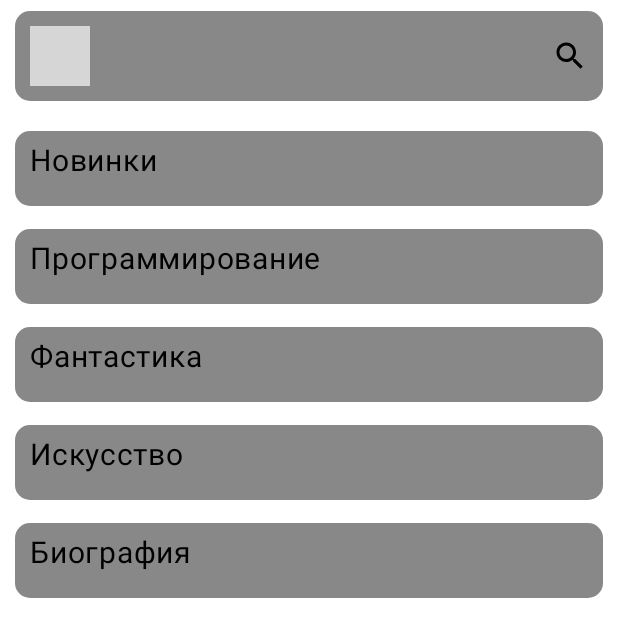
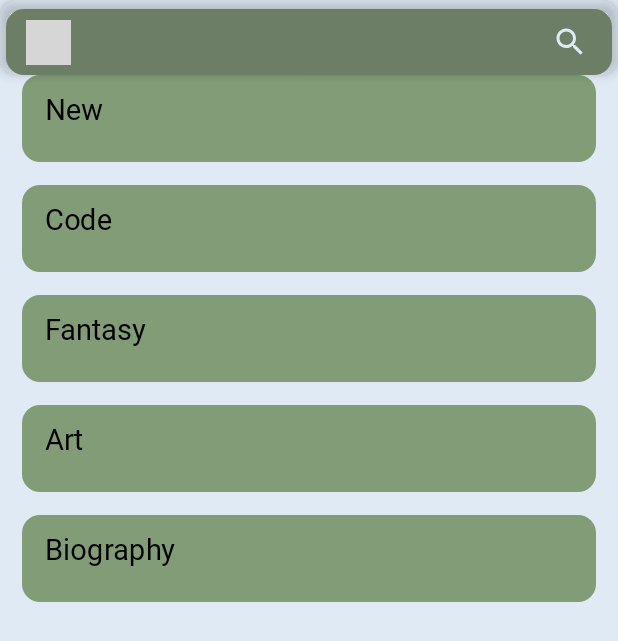
Before and after one commit to klyushkin17/eBook-library-app, an Android app built with Jetpack Compose: the MainScreen screen opened through its navigation route, on a phone screen of 412 x 824 dp. Shown: the top 641 px of the screen. Run offline under Robolectric (Android 15) with nearby library versions, the light colour scheme and no system bars; our stand-ins replace Dagger/Hilt's generated code, Firebase (no records; nobody signed in at launch, a user with empty details on screens opened directly); pictures from the network do not load; Roboto replaces fonts that are not available here; 5 statements that could not run were skipped; grey boxes are pictures that could not be loaded.

Commit message:
Update MainScree UI

```diff
--- a/app/src/main/java/com/example/e_book_libruary_app/presentation/main/MainScreen.kt
+++ b/app/src/main/java/com/example/e_book_libruary_app/presentation/main/MainScreen.kt
@@ -1,5 +1,6 @@
 package com.example.e_book_libruary_app.presentation.main
 
+import android.annotation.SuppressLint
 import android.util.Log
 import androidx.compose.foundation.Image
 import androidx.compose.foundation.background
@@ -9,6 +10,7 @@ import androidx.compose.foundation.layout.Arrangement
 import androidx.compose.foundation.layout.Column
 import androidx.compose.foundation.layout.Row
 import androidx.compose.foundation.layout.Spacer
+import androidx.compose.foundation.layout.calculateEndPadding
 import androidx.compose.foundation.layout.fillMaxSize
 import androidx.compose.foundation.layout.fillMaxWidth
 import androidx.compose.foundation.layout.height
@@ -22,17 +24,25 @@ import androidx.compose.foundation.shape.CircleShape
 import androidx.compose.foundation.shape.RoundedCornerShape
 import androidx.compose.material.icons.Icons
 import androidx.compose.material.icons.filled.Search
+import androidx.compose.material3.ExperimentalMaterial3Api
 import androidx.compose.material3.Icon
+import androidx.compose.material3.IconButton
 import androidx.compose.material3.OutlinedTextField
+import androidx.compose.material3.Scaffold
 import androidx.compose.material3.Text
+import androidx.compose.material3.TopAppBar
+import androidx.compose.material3.TopAppBarDefaults
 import androidx.compose.runtime.Composable
 import androidx.compose.runtime.LaunchedEffect
 import androidx.compose.ui.Alignment
 import androidx.compose.ui.Modifier
 import androidx.compose.ui.draw.clip
+import androidx.compose.ui.draw.shadow
 import androidx.compose.ui.focus.focusModifier
 import androidx.compose.ui.graphics.Color
 import androidx.compose.ui.text.buildAnnotatedString
+import androidx.compose.ui.text.font.FontFamily
+import androidx.compose.ui.text.font.FontWeight
 import androidx.compose.ui.unit.dp
 import androidx.compose.ui.unit.sp
 import androidx.hilt.navigation.compose.hiltViewModel
@@ -40,8 +50,14 @@ import androidx.navigation.Navigator
 import coil.compose.AsyncImage
 import com.example.e_book_libruary_app.domain.model.BookInfo
 import com.example.e_book_libruary_app.presentation.sign_in.UserData
+import com.example.e_book_libruary_app.ui.theme.darkGreen
+import com.example.e_book_libruary_app.ui.theme.green
+import com.example.e_book_libruary_app.ui.theme.harunoUmiFontFamily
+import com.example.e_book_libruary_app.ui.theme.white
 import com.example.e_book_libruary_app.util.UiEvent
 
+@OptIn(ExperimentalMaterial3Api::class)
+@SuppressLint("UnusedMaterial3ScaffoldPaddingParameter")
 @Composable
 fun MainScreen(
     userData: UserData?,
@@ -58,58 +74,82 @@ fun MainScreen(
             }
         }
     }
-
-    Column(
+    Scaffold (
+        containerColor = white,
+        topBar = {
+            TopAppBar(
+                title = { /*TODO*/ },
                 modifier = Modifier
-            .fillMaxSize()
-            .padding(top = 7.dp)
-            .padding(horizontal = 10.dp)
-    ) {
-        Row(
-            verticalAlignment = Alignment.CenterVertically,
-            horizontalArrangement = Arrangement.SpaceBetween,
-            modifier = Modifier
-                .fillMaxWidth()
-                .background(color = Color.Gray, shape = RoundedCornerShape(10.dp))
-                .padding(vertical = 10.dp)
-                .padding(horizontal = 10.dp)
-        ) {
+                    .shadow(elevation = 5.dp,  shape = RoundedCornerShape(12.dp), ambientColor = Color.Black, spotColor = Color.Black)
+                    .height(50.dp)
+                    .padding(top = 6.dp)
+                    .padding(horizontal = 4.dp)
+                    .clip(RoundedCornerShape(12.dp)),
+                navigationIcon = {
+                    IconButton(onClick = { /*TODO*/ }) {
                         AsyncImage(
                             model = userData?.profilePictureUrl ?: "",
                             contentDescription = "user_avatar",
                             modifier = Modifier
-                    .size(40.dp)
+                                .size(30.dp)
                                 .clip(CircleShape)
                         )
+
+                    }
+
+                },
+                actions = {
+                    IconButton(onClick = {
+                        viewModel.onEvent(MainEvent.OnSearchIconClick)
+                    }) {
                         Icon(
-                modifier = Modifier
-                    .clickable {
-                        viewModel.onEvent(MainEvent.OnSearchIconClick)
-                    },
                             imageVector = Icons.Default.Search,
                             contentDescription = "search_icon"
                         )
+
                     }
-        Spacer(modifier = Modifier.height(20.dp))
+                },
+                colors = TopAppBarDefaults.smallTopAppBarColors(
+                    containerColor = darkGreen,
+                    actionIconContentColor = white
+                )
+            )
+        }
+    ){ values ->
+        Column(
+            modifier = Modifier
+                .fillMaxSize()
+                .padding(values )
+                .padding(horizontal = 3.dp)
+        ) {
+            Column (
+                modifier = Modifier
+                    .fillMaxSize()
+                    .padding(horizontal = 11.dp)
+            ){
                 LazyColumn (
                     modifier = Modifier
                         .fillMaxSize()
                 ){
                     items(1) {
-                BookList(books = state.newBooks, title = "Новинки", viewModel)
+                        BookList(books = state.newBooks, title = "New", viewModel)
                         Spacer(modifier = Modifier.height(15.dp))
-                BookList(books = state.programmingBooks, title = "Программирование", viewModel)
+                        BookList(books = state.programmingBooks, title = "Code", viewModel)
                         Spacer(modifier = Modifier.height(15.dp))
-                BookList(books = state.fantasyBooks, title = "Фантастика", viewModel)
+                        BookList(books = state.fantasyBooks, title = "Fantasy", viewModel)
                         Spacer(modifier = Modifier.height(15.dp))
-                BookList(books = state.artBooks, title = "Искусство", viewModel)
+                        BookList(books = state.artBooks, title = "Art", viewModel)
                         Spacer(modifier = Modifier.height(15.dp))
-                BookList(books = state.biographyBooks, title = "Биография", viewModel)
+                        BookList(books = state.biographyBooks, title = "Biography", viewModel)
                         Spacer(modifier = Modifier.height(15.dp))
                     }
                 }
 
             }
+        }
+    }
+
+
 }
 
 @Composable
@@ -122,14 +162,17 @@ fun BookList(
         verticalAlignment = Alignment.CenterVertically,
         modifier = Modifier
             .fillMaxWidth()
-            .background(color = Color.Gray, shape = RoundedCornerShape(10.dp))
-            .padding(vertical = 8.dp)
-            .padding(horizontal = 10.dp)
+            .background(color = green, shape = RoundedCornerShape(12.dp))
+            .padding(vertical = 12.dp)
+            .padding(horizontal = 15.dp)
     ){
         Column {
             Text(
                 text = title,
-                fontSize = 20.sp
+                fontSize = 19.sp,
+                fontFamily = harunoUmiFontFamily,
+                fontWeight = FontWeight.Bold,
+                color = Color.Black
             )
             Spacer(modifier = Modifier.height(10.dp))
             LazyRow (
```
Lines whose indentation alone changed are shown as unchanged.
